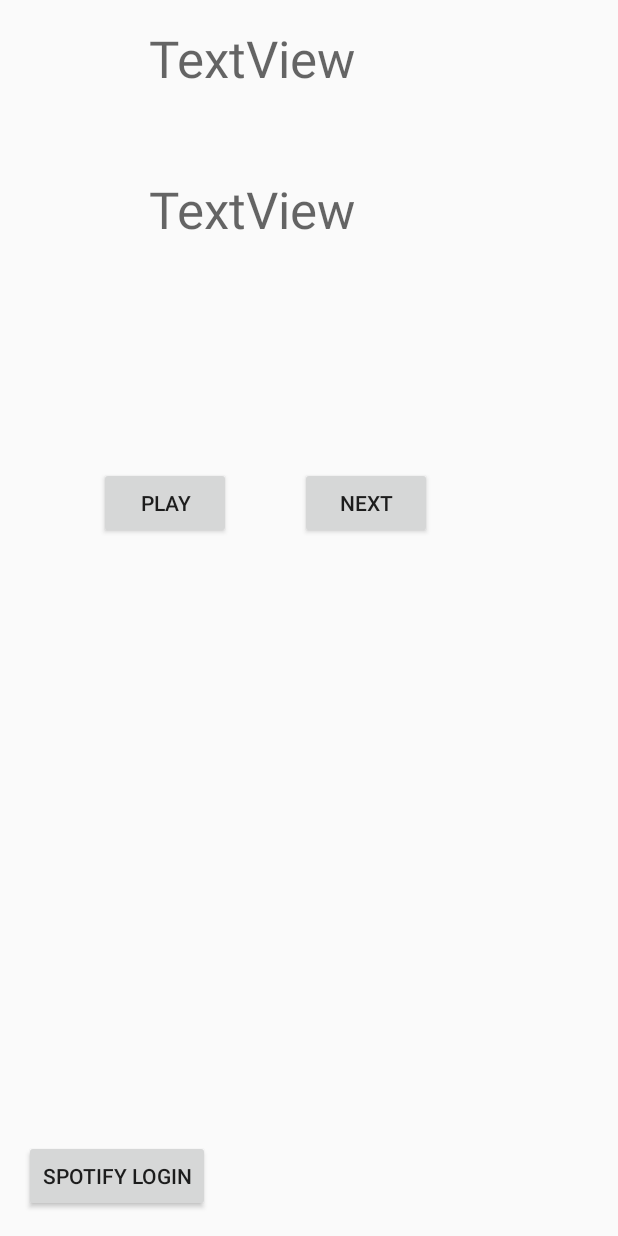
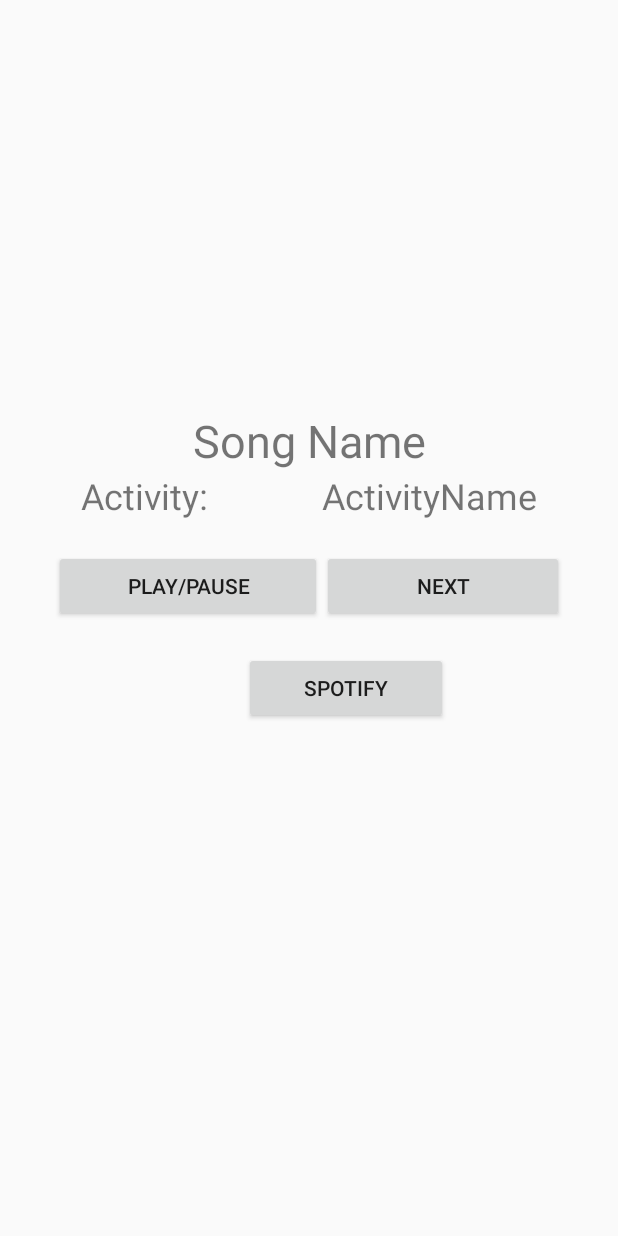
Before and after one commit to SteelTeam4/musicon, an Android app: the screen it shows after launch (MainActivity), on a phone screen of 412 x 824 dp. Run offline under Robolectric (Android 15) with nearby library versions, the phone set to English and light mode, and no system bars; libraries missing offline, so code that uses them is left out: com.spotify.sdk; 1 statement that could not run was skipped.

Commit message:
final code little UI

```diff
--- a/app/src/main/AndroidManifest.xml
+++ b/app/src/main/AndroidManifest.xml
@@ -10,7 +10,7 @@
 
     <application
         android:allowBackup="true"
-        android:icon="@mipmap/ic_launcher"
+        android:icon="@mipmap/musicon_mdpi"
         android:label="@string/app_name"
         android:supportsRtl="true"
         android:theme="@style/AppTheme">
--- a/app/src/main/java/com/invaders/musicon/musicon/MainActivity.java
+++ b/app/src/main/java/com/invaders/musicon/musicon/MainActivity.java
@@ -3,23 +3,16 @@ package com.invaders.musicon.musicon;
 import android.app.PendingIntent;
 import android.app.ProgressDialog;
 import android.content.BroadcastReceiver;
-import android.content.ComponentName;
-import android.content.BroadcastReceiver;
 import android.content.Context;
 import android.content.IntentFilter;
-import android.content.ServiceConnection;
 import android.hardware.Sensor;
 import android.hardware.SensorEvent;
 import android.hardware.SensorEventListener;
 import android.hardware.SensorManager;
 import android.os.AsyncTask;
-import android.os.IBinder;
-import android.support.annotation.IntegerRes;
 import android.support.annotation.NonNull;
 import android.support.annotation.Nullable;
 import android.support.v4.content.LocalBroadcastManager;
-import android.support.v7.app.AppCompatActivity;
-import android.content.IntentFilter;
 import android.net.ConnectivityManager;
 import android.net.NetworkInfo;
 import android.os.Bundle;
@@ -33,7 +26,6 @@ import android.widget.TextView;
 import android.widget.Toast;
 
 import com.google.android.gms.common.ConnectionResult;
-import com.google.android.gms.common.api.Api;
 import com.google.android.gms.common.api.GoogleApiClient;
 import com.google.android.gms.location.ActivityRecognition;
 import com.invaders.musicon.musicon.models.PlaylistModel;
@@ -52,11 +44,7 @@ import com.spotify.sdk.android.player.Player;
 import com.spotify.sdk.android.player.PlayerEvent;
 import com.spotify.sdk.android.player.Spotify;
 import com.spotify.sdk.android.player.SpotifyPlayer;
-import com.wrapper.spotify.methods.PlaylistCreationRequest;
 import com.wrapper.spotify.models.Playlist;
-import com.wrapper.spotify.models.Track;
-
-import org.apache.commons.io.filefilter.FalseFileFilter;
 
 import java.util.ArrayList;
 import java.util.Arrays;
@@ -64,7 +52,6 @@ import java.util.Collections;
 import java.util.HashMap;
 import java.util.LinkedList;
 import java.util.List;
-import java.util.Map;
 import java.util.Queue;
 
 public class MainActivity extends Activity implements
@@ -92,14 +79,6 @@ public class MainActivity extends Activity implements
     private static final String TAG = "MainActivityTAG";
     private SpotifyPlayer mPlayer;
     private PlaybackState mCurrentPlaybackState;
-
-    private static final List<String> TEST_ALBUM_TRACKS = Arrays.asList(
-            "spotify:track:0MllcbBCVEvDJ1jQBbfnp0",
-            "spotify:track:0Cim88rt6HG172g8yLSYS5",
-            "spotify:track:1mq49Np3oRodGq0HM4h3C9",
-            "spotify:track:7djK8tEU7rmzqU73aKBBEG",
-            "spotify:track:0CSBgxYPRCSd1Qzo1EzAN3"
-    );
 
     private BroadcastReceiver mNetworkStateReceiver;
     private Metadata mMetadata;
@@ -187,7 +166,6 @@ public class MainActivity extends Activity implements
 
         protected void onPostExecute(String v) {
             progressDialog.dismiss();
-            readyToControl = true;
             Log.d( "XXXX" + v, "complete" );
         }
     }
@@ -265,19 +243,17 @@ public class MainActivity extends Activity implements
                             Log.d("V", "Switching song to " + new_playing_song);
                             act_speed.setText(new_playing_song);
                             current_playing_song = new_playing_song;
-                            mPlayer.setShuffle(mOperationCallback,true);
+//                            mPlayer.setShuffle(mOperationCallback,true);
                             switch (current_playing_song) {
                                 case "slow walking":
                                     mPlayer.playUri(mOperationCallback, playlistMap.get("1"), 0, 0);
                                     break;
-
                                 case "walking":
                                     mPlayer.playUri(mOperationCallback, playlistMap.get("2"), 0, 0);
                                     break;
                                 case "Jogging":
                                     mPlayer.playUri(mOperationCallback, playlistMap.get("3"), 0, 0);
                                     break;
-
                                 case "Sprint":
                                     mPlayer.playUri(mOperationCallback, playlistMap.get("4"), 0, 0);
                                     break;
@@ -392,7 +368,7 @@ public class MainActivity extends Activity implements
 
     private void initUIElements() {
         activity_text = (TextView)findViewById(R.id.activity_value);
-        act_speed = (TextView)findViewById((R.id.speed_act));
+        act_speed = (TextView)findViewById((R.id.act_speed_val));
         Button bSpotifyLogin = (Button)findViewById(R.id.bSpotifyLogin);
         Button bPlay = (Button)findViewById(R.id.bPlay);
         Button bNext = (Button)findViewById(R.id.bNext);
@@ -414,6 +390,7 @@ public class MainActivity extends Activity implements
                 break;
             case R.id.bNext:
                 Log.d(TAG,"Clicked Next");
+                onSkipToNextButtonClicked();
                 break;
         }
     }
@@ -501,9 +478,13 @@ public class MainActivity extends Activity implements
 
     public void onPlayButtonClicked() {
         Log.d(TAG, "Clicked Play");
-        Log.d(TAG,""+songIdx);
-        songIdx = 0;
-        mPlayer.playUri(mOperationCallback,TEST_ALBUM_TRACKS.get(songIdx++),0,0);
+        if ( !readyToControl ) {
+            readyToControl = true;
+        } else {
+            readyToControl = false;
+            mPlayer.pause(mOperationCallback);
+        }
+        Toast.makeText( getApplicationContext(),"Pressed play.", Toast.LENGTH_SHORT ).show();
     }
 
 
@@ -530,16 +511,6 @@ public class MainActivity extends Activity implements
             if (mMetadata.currentTrack != null)
                 if (mMetadata.currentTrack.name != null)
                     activity_text.setText(mMetadata.currentTrack.name + mMetadata.currentTrack.artistName);
-//        if ( event == PlayerEvent.kSpPlaybackNotifyAudioDeliveryDone ) {
-//            Log.d( TAG, "Song just got over :(" );
-//            if ( songIdx >= TEST_ALBUM_TRACKS.size() ) {
-//                this.finish();
-//            } else {
-//                Log.d(TAG,""+songIdx);
-//                mPlayer.playUri(mOperationCallback,TEST_ALBUM_TRACKS.get(songIdx++),0,0);
-//
-//            }
-//        }
     }
 
     private Connectivity getNetworkConnectivity(Context context) {
--- a/app/src/main/res/layout/activity_main.xml
+++ b/app/src/main/res/layout/activity_main.xml
@@ -1,73 +1,98 @@
 <?xml version="1.0" encoding="utf-8"?>
-<RelativeLayout xmlns:android="http://schemas.android.com/apk/res/android"
+<LinearLayout xmlns:android="http://schemas.android.com/apk/res/android"
     xmlns:app="http://schemas.android.com/apk/res-auto"
     xmlns:tools="http://schemas.android.com/tools"
     android:id="@+id/activity_main"
     android:layout_width="match_parent"
     android:layout_height="match_parent"
-    android:paddingBottom="@dimen/activity_vertical_margin"
+    android:paddingBottom="50dp"
     android:paddingLeft="@dimen/activity_horizontal_margin"
     android:paddingRight="@dimen/activity_horizontal_margin"
-    android:paddingTop="@dimen/activity_vertical_margin"
-    tools:context="com.invaders.musicon.musicon.MainActivity">
+    android:paddingTop="50dp"
+    tools:context="com.invaders.musicon.musicon.MainActivity"
+    android:orientation="vertical"
+    android:weightSum="1">
 
-    <Button
-        android:text="Spotify Login"
-        android:layout_width="wrap_content"
+    <LinearLayout
+        android:orientation="horizontal"
+        android:layout_width="match_parent"
+        android:layout_height="155dp"
+        android:layout_weight="0.19"></LinearLayout>
+
+    <LinearLayout
+        android:orientation="horizontal"
+        android:layout_width="match_parent"
         android:layout_height="wrap_content"
-        android:layout_alignParentBottom="true"
-        android:layout_alignParentStart="true"
-        android:id="@+id/bSpotifyLogin" />
+        android:textAlignment="center"
+        android:paddingLeft="30dp"
+        android:paddingRight="30dp">
 
-    <EditText
-        android:layout_width="wrap_content"
+        <TextView
+            android:text="Song Name"
+            android:layout_width="match_parent"
+            android:layout_height="wrap_content"
+            android:id="@+id/activity_value"
+            android:gravity="center_horizontal"
+            android:textSize="30sp" />
+    </LinearLayout>
+
+    <LinearLayout
+        android:orientation="horizontal"
+        android:layout_width="match_parent"
+        android:layout_height="wrap_content">
+
+        <TextView
+            android:text="Activity:"
+            android:layout_width="wrap_content"
+            android:layout_height="wrap_content"
+            android:id="@+id/txtPlaceHolderText"
+            android:layout_weight="1"
+            android:textSize="24sp"
+            android:gravity="center" />
+
+        <TextView
+            android:text="ActivityName"
+            android:layout_width="wrap_content"
+            android:layout_height="wrap_content"
+            android:id="@+id/act_speed_val"
+            android:layout_weight="1"
+            android:textSize="24sp"
+            android:gravity="center" />
+    </LinearLayout>
+
+    <LinearLayout
+        android:orientation="horizontal"
+        android:layout_width="match_parent"
         android:layout_height="wrap_content"
-        android:inputType="text|textPersonName"
-        android:text="Activity:"
-        android:ems="10"
-        android:id="@+id/activity_label"
-        android:layout_alignParentStart="true"
-        android:layout_alignBottom="@+id/activity_value"
-        android:layout_toStartOf="@+id/activity_value" />
+        android:padding="20dp">
 
-    <Button
-        android:text="Play"
-        android:layout_width="wrap_content"
-        android:layout_height="wrap_content"
-        android:id="@+id/bPlay"
-        android:layout_marginTop="149dp"
-        android:layout_marginStart="50dp"
-        android:layout_below="@+id/activity_value"
-        android:layout_toEndOf="@+id/activity_label" />
+        <Button
+            android:text="Play/Pause"
+            android:layout_width="wrap_content"
+            android:layout_height="wrap_content"
+            android:id="@+id/bPlay"
+            android:layout_weight="1" />
 
-    <Button
-        android:text="Next"
-        android:layout_width="wrap_content"
-        android:layout_height="wrap_content"
-        android:id="@+id/bNext"
-        android:layout_marginStart="46dp"
-        android:layout_alignBaseline="@+id/bPlay"
-        android:layout_alignBottom="@+id/bPlay"
-        android:layout_toEndOf="@+id/bPlay" />
+        <Button
+            android:text="Next"
+            android:layout_width="wrap_content"
+            android:layout_height="wrap_content"
+            android:id="@+id/bNext"
+            android:layout_weight="1" />
+    </LinearLayout>
 
-    <TextView
-        android:text="TextView"
-        android:layout_width="wrap_content"
-        android:layout_height="wrap_content"
-        android:id="@+id/activity_value"
-        android:textAppearance="@style/TextAppearance.AppCompat.Display1"
-        android:layout_marginTop="55dp"
-        android:layout_below="@+id/speed_act"
-        android:layout_alignParentStart="true"
-        android:layout_marginStart="83dp" />
+    <RelativeLayout
+        android:layout_width="match_parent"
+        android:layout_height="wrap_content">
 
-    <TextView
-        android:text="TextView"
-        android:layout_width="wrap_content"
-        android:layout_height="wrap_content"
-        android:id="@+id/speed_act"
-        android:textAppearance="@style/TextAppearance.AppCompat.Display1"
-        android:layout_alignParentTop="true"
-        android:layout_alignStart="@+id/activity_value" />
+        <Button
+            android:text="Spotify"
+            android:layout_width="136dp"
+            android:layout_height="wrap_content"
+            android:id="@+id/bSpotifyLogin"
+            android:layout_alignParentTop="true"
+            android:layout_alignParentEnd="true"
+            android:layout_marginEnd="97dp" />
+    </RelativeLayout>
 
-</RelativeLayout>
+</LinearLayout>
```
Also changed, not shown: app/src/main/res/mipmap-hdpi/musicon_hdpi.png (added), app/src/main/res/mipmap-mdpi/musicon_mdpi.png (added), app/src/main/res/mipmap-xhdpi/musicon_xhdpi.png (added), app/src/main/res/mipmap-xxhdpi/musicon_xxhdpi.png (added), app/src/main/res/mipmap-xxxhdpi/musicon_xxxhdpi.png (added).
